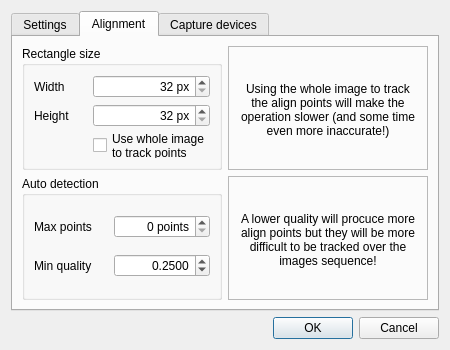
Qt form lxnstack-git/src/ui/option_dialog.ui (mauritiusdadd/lxnstack) before a commit.
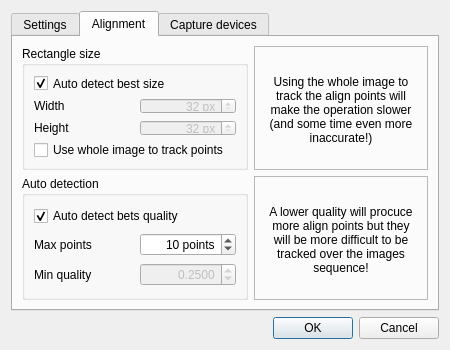
The same form after that commit. The open tabs and pages were chosen to show the change.

Diff of the .ui file:
```diff
--- a/lxnstack-git/src/ui/option_dialog.ui
+++ b/lxnstack-git/src/ui/option_dialog.ui
@@ -134,35 +134,94 @@
          <property name="title">
           <string>Auto detection</string>
          </property>
-         <layout class="QGridLayout" name="gridLayout_2">
-          <item row="0" column="0">
+         <layout class="QVBoxLayout" name="verticalLayout_10">
+          <item>
+           <widget class="QCheckBox" name="minQualitycheckBox">
+            <property name="text">
+             <string>Auto detect bets quality</string>
+            </property>
+            <property name="checked">
+             <bool>true</bool>
+            </property>
+           </widget>
+          </item>
+          <item>
+           <layout class="QHBoxLayout" name="horizontalLayout_5">
+            <item>
            <widget class="QLabel" name="label_4">
             <property name="sizePolicy">
-             <sizepolicy hsizetype="MinimumExpanding" vsizetype="Preferred">
+               <sizepolicy hsizetype="Minimum" vsizetype="Preferred">
               <horstretch>0</horstretch>
               <verstretch>0</verstretch>
              </sizepolicy>
             </property>
+              <property name="minimumSize">
+               <size>
+                <width>100</width>
+                <height>0</height>
+               </size>
+              </property>
             <property name="text">
              <string>Max points</string>
             </property>
            </widget>
           </item>
-          <item row="1" column="0">
+            <item>
+             <widget class="QSpinBox" name="maxPointsSpinBox">
+              <property name="sizePolicy">
+               <sizepolicy hsizetype="Expanding" vsizetype="Fixed">
+                <horstretch>0</horstretch>
+                <verstretch>0</verstretch>
+               </sizepolicy>
+              </property>
+              <property name="alignment">
+               <set>Qt::AlignRight|Qt::AlignTrailing|Qt::AlignVCenter</set>
+              </property>
+              <property name="suffix">
+               <string> points</string>
+              </property>
+              <property name="maximum">
+               <number>99999</number>
+              </property>
+              <property name="value">
+               <number>10</number>
+              </property>
+             </widget>
+            </item>
+           </layout>
+          </item>
+          <item>
+           <layout class="QHBoxLayout" name="horizontalLayout_6">
+            <item>
            <widget class="QLabel" name="label_5">
             <property name="sizePolicy">
-             <sizepolicy hsizetype="MinimumExpanding" vsizetype="Preferred">
+               <sizepolicy hsizetype="Minimum" vsizetype="Preferred">
               <horstretch>0</horstretch>
               <verstretch>0</verstretch>
              </sizepolicy>
             </property>
+              <property name="minimumSize">
+               <size>
+                <width>100</width>
+                <height>0</height>
+               </size>
+              </property>
             <property name="text">
              <string>Min quality</string>
             </property>
            </widget>
           </item>
-          <item row="1" column="1">
+            <item>
            <widget class="QDoubleSpinBox" name="minQualityDoubleSpinBox">
+              <property name="enabled">
+               <bool>false</bool>
+              </property>
+              <property name="sizePolicy">
+               <sizepolicy hsizetype="Expanding" vsizetype="Fixed">
+                <horstretch>0</horstretch>
+                <verstretch>0</verstretch>
+               </sizepolicy>
+              </property>
             <property name="alignment">
              <set>Qt::AlignRight|Qt::AlignTrailing|Qt::AlignVCenter</set>
             </property>
@@ -183,24 +242,7 @@
             </property>
            </widget>
           </item>
-          <item row="0" column="1">
-           <widget class="QSpinBox" name="maxPointsSpinBox">
-            <property name="sizePolicy">
-             <sizepolicy hsizetype="MinimumExpanding" vsizetype="Fixed">
-              <horstretch>0</horstretch>
-              <verstretch>0</verstretch>
-             </sizepolicy>
-            </property>
-            <property name="alignment">
-             <set>Qt::AlignRight|Qt::AlignTrailing|Qt::AlignVCenter</set>
-            </property>
-            <property name="suffix">
-             <string> points</string>
-            </property>
-            <property name="maximum">
-             <number>99999</number>
-            </property>
-           </widget>
+           </layout>
           </item>
          </layout>
         </widget>
@@ -228,44 +270,45 @@
          <property name="title">
           <string>Rectangle size</string>
          </property>
-         <layout class="QGridLayout" name="gridLayout_3">
-          <item row="0" column="1">
+         <layout class="QVBoxLayout" name="verticalLayout_9">
+          <item>
+           <widget class="QCheckBox" name="autoSizeCheckBox">
+            <property name="text">
+             <string>Auto detect best size</string>
+            </property>
+            <property name="checked">
+             <bool>true</bool>
+            </property>
+           </widget>
+          </item>
+          <item>
+           <layout class="QHBoxLayout" name="horizontalLayout">
+            <item>
+             <widget class="QLabel" name="label">
+              <property name="sizePolicy">
+               <sizepolicy hsizetype="Minimum" vsizetype="Preferred">
+                <horstretch>0</horstretch>
+                <verstretch>0</verstretch>
+               </sizepolicy>
+              </property>
+              <property name="minimumSize">
+               <size>
+                <width>100</width>
+                <height>0</height>
+               </size>
+              </property>
+              <property name="text">
+               <string>Width</string>
+              </property>
+             </widget>
+            </item>
+            <item>
            <widget class="QSpinBox" name="rWSpinBox">
-            <property name="sizePolicy">
-             <sizepolicy hsizetype="MinimumExpanding" vsizetype="Fixed">
-              <horstretch>0</horstretch>
-              <verstretch>0</verstretch>
-             </sizepolicy>
-            </property>
-            <property name="alignment">
-             <set>Qt::AlignRight|Qt::AlignTrailing|Qt::AlignVCenter</set>
-            </property>
-            <property name="suffix">
-             <string> px</string>
-            </property>
-            <property name="minimum">
-             <number>32</number>
-            </property>
-            <property name="maximum">
-             <number>1024</number>
-            </property>
-            <property name="singleStep">
-             <number>32</number>
-            </property>
-           </widget>
-          </item>
-          <item row="2" column="1">
-           <widget class="QCheckBox" name="wholeImageCheckBox">
-            <property name="text">
-             <string>Use whole image
-to track points</string>
-            </property>
-           </widget>
-          </item>
-          <item row="1" column="1">
-           <widget class="QSpinBox" name="rHSpinBox">
+              <property name="enabled">
+               <bool>false</bool>
+              </property>
             <property name="sizePolicy">
-             <sizepolicy hsizetype="MinimumExpanding" vsizetype="Fixed">
+               <sizepolicy hsizetype="Expanding" vsizetype="Fixed">
               <horstretch>0</horstretch>
               <verstretch>0</verstretch>
              </sizepolicy>
@@ -287,17 +330,21 @@
             </property>
            </widget>
           </item>
-          <item row="1" column="0">
+           </layout>
+          </item>
+          <item>
+           <layout class="QHBoxLayout" name="horizontalLayout_2">
+            <item>
            <widget class="QLabel" name="label_2">
             <property name="sizePolicy">
-             <sizepolicy hsizetype="MinimumExpanding" vsizetype="Preferred">
+               <sizepolicy hsizetype="Minimum" vsizetype="Preferred">
               <horstretch>0</horstretch>
               <verstretch>0</verstretch>
              </sizepolicy>
             </property>
             <property name="minimumSize">
              <size>
-              <width>45</width>
+                <width>100</width>
               <height>0</height>
              </size>
             </property>
@@ -306,22 +353,40 @@
             </property>
            </widget>
           </item>
-          <item row="0" column="0">
-           <widget class="QLabel" name="label">
+            <item>
+             <widget class="QSpinBox" name="rHSpinBox">
+              <property name="enabled">
+               <bool>false</bool>
+              </property>
             <property name="sizePolicy">
-             <sizepolicy hsizetype="MinimumExpanding" vsizetype="Preferred">
+               <sizepolicy hsizetype="Expanding" vsizetype="Fixed">
               <horstretch>0</horstretch>
               <verstretch>0</verstretch>
              </sizepolicy>
             </property>
-            <property name="minimumSize">
-             <size>
-              <width>45</width>
-              <height>0</height>
-             </size>
-            </property>
+              <property name="alignment">
+               <set>Qt::AlignRight|Qt::AlignTrailing|Qt::AlignVCenter</set>
+              </property>
+              <property name="suffix">
+               <string> px</string>
+              </property>
+              <property name="minimum">
+               <number>32</number>
+              </property>
+              <property name="maximum">
+               <number>1024</number>
+              </property>
+              <property name="singleStep">
+               <number>32</number>
+              </property>
+             </widget>
+            </item>
+           </layout>
+          </item>
+          <item>
+           <widget class="QCheckBox" name="wholeImageCheckBox">
             <property name="text">
-             <string>Width</string>
+             <string>Use whole image to track points</string>
             </property>
            </widget>
           </item>
```
Left out of the diff: 243 changed lines with no effect on the pictures. Lines whose indentation alone changed are shown as unchanged.
